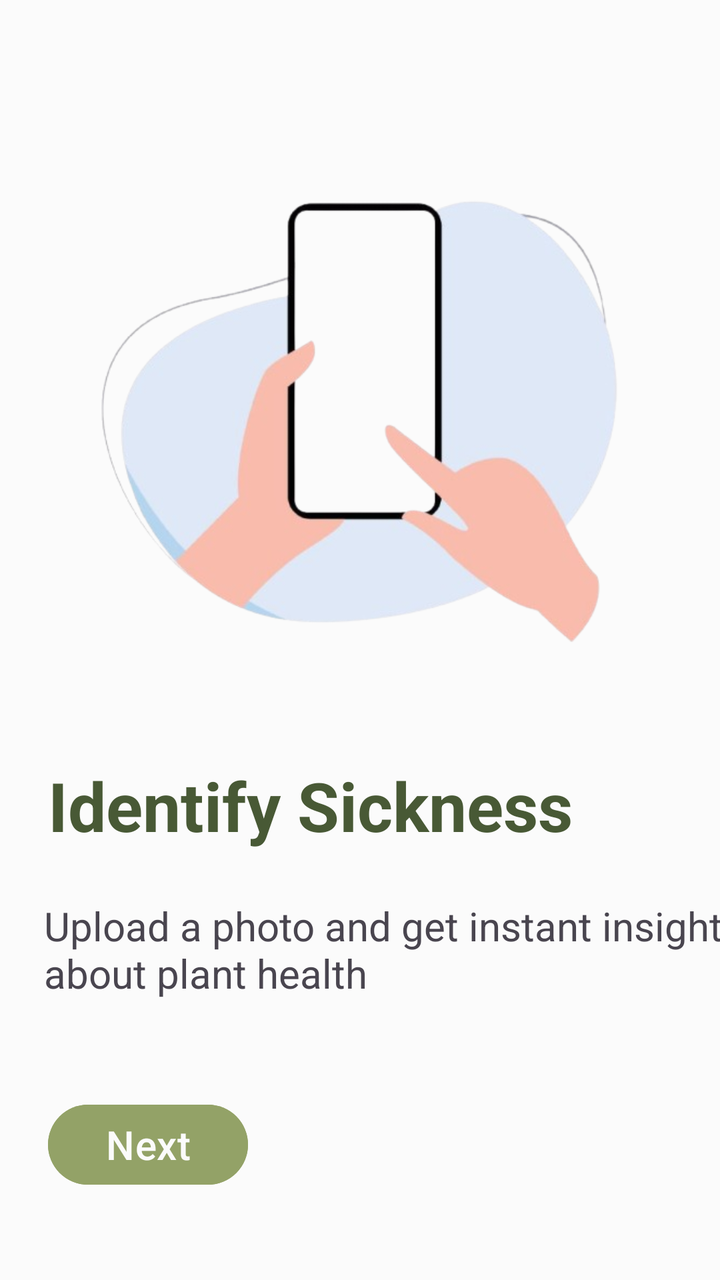
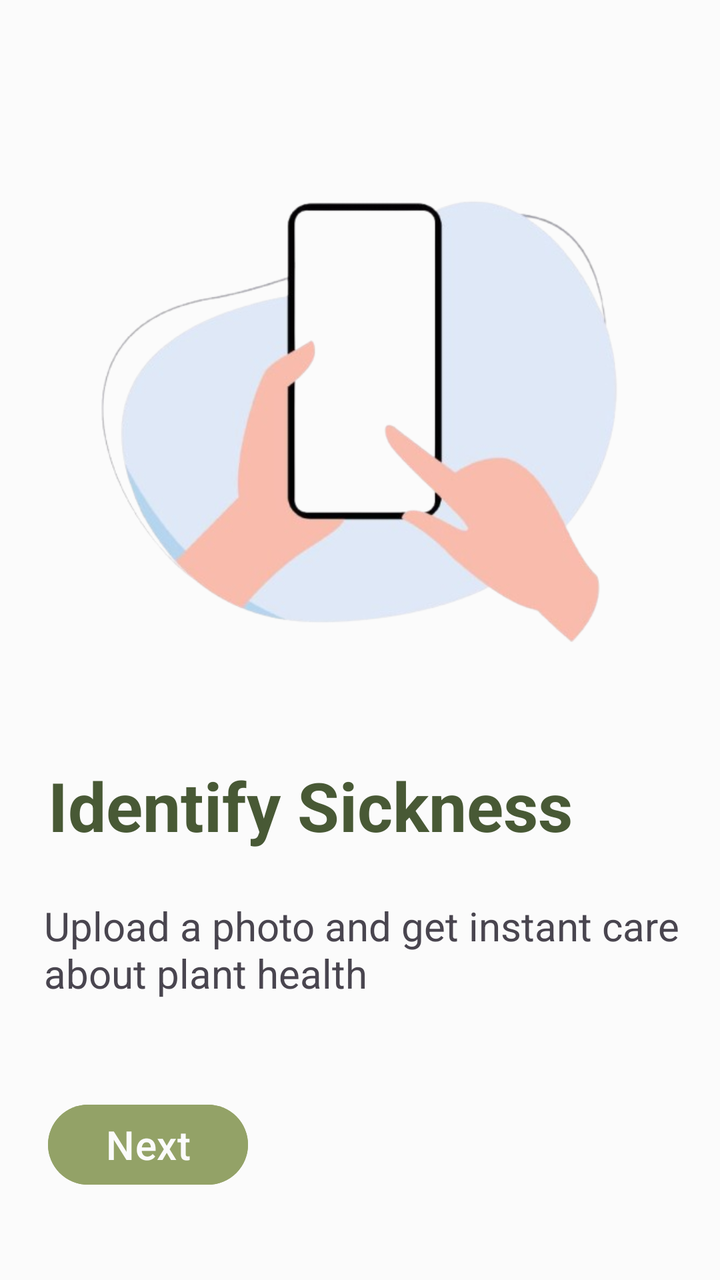

Before-and-after screenshots of an Android layout around one commit, followed by the original layout XML and the change that was made.
<!-- AndroidManifest.xml: application theme Theme.LabExam2 -->
<!-- res/layout/activity_on_boarding2.xml -->
<?xml version="1.0" encoding="utf-8"?>
<androidx.constraintlayout.widget.ConstraintLayout xmlns:android="http://schemas.android.com/apk/res/android"
    xmlns:app="http://schemas.android.com/apk/res-auto"
    xmlns:tools="http://schemas.android.com/tools"
    android:id="@+id/main"
    android:layout_width="match_parent"
    android:layout_height="match_parent"
    tools:context=".onBoarding2">

    <LinearLayout
        android:id="@+id/linearLayout7"
        android:layout_width="300dp"
        android:layout_height="300dp"
        android:layout_marginTop="56dp"
        android:orientation="vertical"
        app:layout_constraintEnd_toEndOf="parent"
        app:layout_constraintHorizontal_bias="0.495"
        app:layout_constraintStart_toStartOf="parent"
        app:layout_constraintTop_toTopOf="parent">

        <ImageView
            android:id="@+id/imageView24"
            android:layout_width="match_parent"
            android:layout_height="wrap_content"
            app:layout_constraintEnd_toEndOf="parent"
            app:layout_constraintStart_toStartOf="parent"
            app:srcCompat="@drawable/onboarding02" />
    </LinearLayout>

    <TextView
        android:id="@+id/textView52"
        android:layout_width="wrap_content"
        android:layout_height="wrap_content"
        android:layout_marginStart="24dp"
        android:layout_marginTop="24dp"
        android:text="@string/onb2main"
        android:textColor="#485935"
        android:textSize="34sp"
        android:textStyle="bold"
        app:layout_constraintStart_toStartOf="parent"
        app:layout_constraintTop_toBottomOf="@+id/linearLayout7" />

    <TextView
        android:id="@+id/textView53"
        android:layout_width="wrap_content"
        android:layout_height="wrap_content"

        android:layout_marginStart="24dp"
        android:layout_marginTop="24dp"
        android:text="@string/onb2sub"
        android:textSize="20sp"
        app:layout_constraintEnd_toEndOf="parent"
        app:layout_constraintHorizontal_bias="0.094"
        app:layout_constraintStart_toStartOf="parent"
        app:layout_constraintTop_toBottomOf="@+id/textView52" />

    <Button
        android:id="@+id/button4"
        android:layout_width="100dp"
        android:layout_height="wrap_content"
        android:layout_marginStart="24dp"
        android:layout_marginTop="48dp"
        android:layout_marginEnd="24dp"
        android:backgroundTint="@color/my_secondary"
        android:text="@string/next"
        android:textSize="20sp"
        app:layout_constraintBottom_toBottomOf="parent"
        app:layout_constraintEnd_toEndOf="parent"
        app:layout_constraintHorizontal_bias="0.0"
        app:layout_constraintStart_toStartOf="parent"
        app:layout_constraintTop_toBottomOf="@+id/textView53"
        app:layout_constraintVertical_bias="0.007" />

</androidx.constraintlayout.widget.ConstraintLayout>
<!-- resources referenced by this layout -->
<resources>
  <color name="my_secondary">#93A267</color>
  <!-- drawable onboarding02: png bitmap (drawable, 94301 bytes) -->
  <string name="next">Next</string>
  <string name="onb2main">Identify Sickness</string>
  <string name="onb2sub">Upload a photo and get instant insights about plant health</string>
  <style name="Theme.LabExam2" parent="Base.Theme.LabExam2" />
  <style name="Base.Theme.LabExam2" parent="Theme.Material3.DayNight.NoActionBar">
          
          
  
          
          <item name="colorPrimary">@color/my_primary</item>
          <item name="colorPrimaryVariant">@color/my_primary</item>
          <item name="colorOnPrimary">@color/my_primary</item>
  
  
          
          <item name="colorSecondary">@color/my_secondary</item>
          <item name="colorSecondaryVariant">@color/my_secondary</item>
          <item name="colorOnSecondary">@color/my_secondary</item>
  
          
          <item name="android:statusBarColor">@color/my_primary</item>
          <item name="android:windowBackground">@color/my_primary</item>
  
  
      </style>
  <color name="my_primary">#FBFBFB</color>
</resources>

<!-- the commit's change to res/layout/activity_on_boarding2.xml (unified diff, before → after) -->
@@ -34,7 +34,7 @@
         android:layout_marginStart="24dp"
         android:layout_marginTop="24dp"
         android:text="@string/onb2main"
-        android:textColor="#485935"
+        android:textColor="@color/my_accent"
         android:textSize="34sp"
         android:textStyle="bold"
         app:layout_constraintStart_toStartOf="parent"
<!-- resource entries referenced after the edit -->
@@ -1,10 +1,11 @@
 <!-- resources referenced by this layout -->
 <resources>
+  <color name="my_accent">#485935</color>
   <color name="my_secondary">#93A267</color>
   <!-- drawable onboarding02: png bitmap (drawable, 94301 bytes) -->
   <string name="next">Next</string>
   <string name="onb2main">Identify Sickness</string>
-  <string name="onb2sub">Upload a photo and get instant insights about plant health</string>
+  <string name="onb2sub">Upload a photo and get instant care about plant health</string>
   <style name="Theme.LabExam2" parent="Base.Theme.LabExam2" />
   <style name="Base.Theme.LabExam2" parent="Theme.Material3.DayNight.NoActionBar">
           
